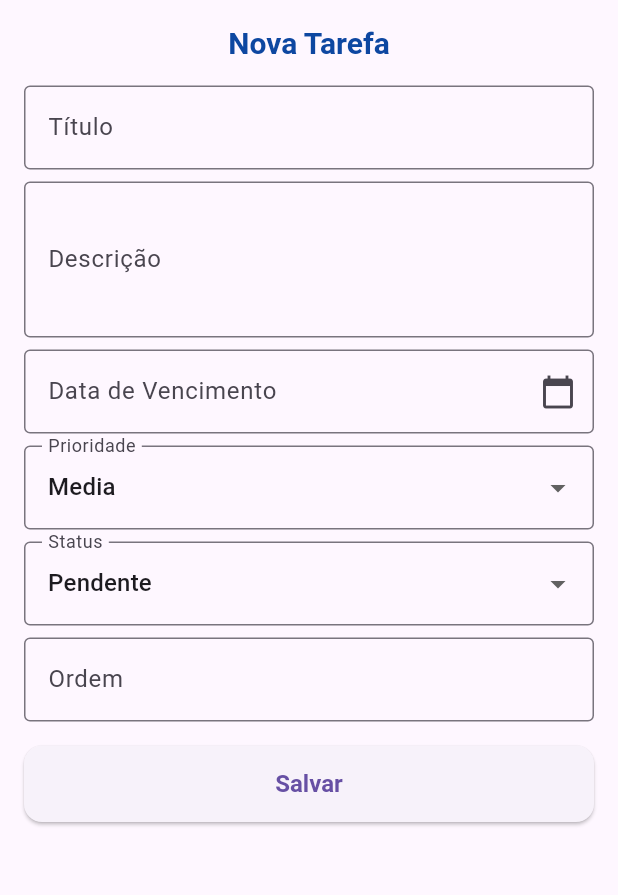
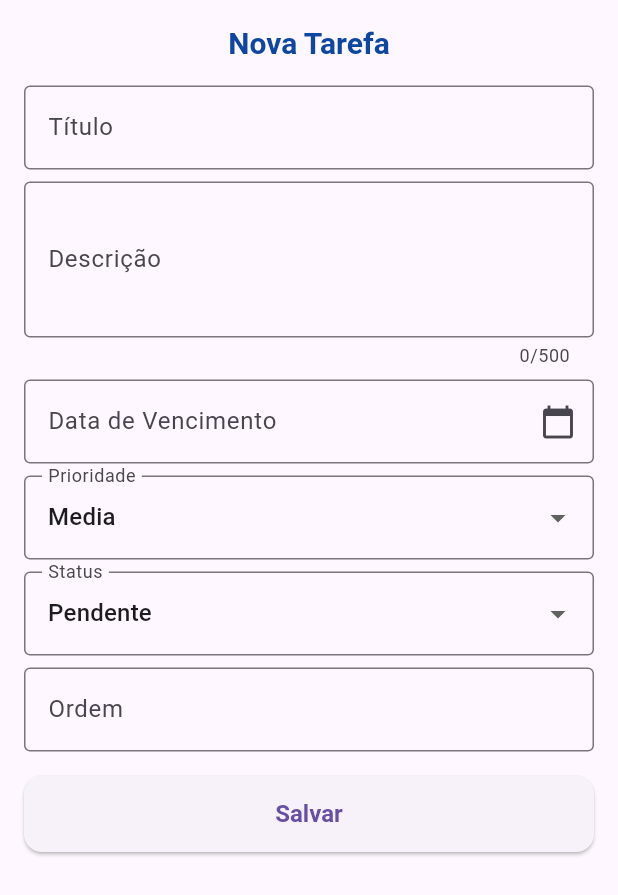
Before and after one commit to joaojvob/gerenciador-tarefas-app, a Flutter app: the TarefaForm widget shown alone on an empty page, opened directly with empty values, on a phone screen of 412 x 824 dp. Shown: the top 895 px of the screen. Run offline on Flutter 3.47's test engine with Material 3 defaults, Android fonts, the phone set to English and light mode, and no system bars; our stand-ins replace csv, open_file, pdf, permission_handler, shared_preferences; missing offline and left inert: universal_html; accounts and stored records are empty; network calls fail.

Commit message:
melhorias na implementacao

```diff
--- a/lib/models/tarefas.dart
+++ b/lib/models/tarefas.dart
@@ -1,34 +1,38 @@
+import 'package:intl/intl.dart';
+
 class Tarefa {
-  final int id;
+  final int? id;
   final String titulo;
   String? descricao;
   DateTime? dataVencimento;
   String? prioridade;
   String? status;
   final int? ordem;
-  final int userId;
+  final int? userId;
 
   Tarefa({
-    required this.id,
+    this.id,
     required this.titulo,
     this.descricao,
     this.dataVencimento,
     this.prioridade,
     this.status,
     this.ordem,
-    required this.userId,
+    this.userId,
   });
 
   factory Tarefa.fromJson(Map<String, dynamic> json) {
     return Tarefa(
-      id: json['id'],
-      titulo: json['titulo'],
+      id: json['id'] != null ? int.parse(json['id'].toString()) : null,
+      titulo: json['titulo'] ?? '',
       descricao: json['descricao'],
-      dataVencimento: json['data_vencimento'] != null ? DateTime.parse(json['data_vencimento']) : null,
-      prioridade: json['prioridade']?.toString().toLowerCase(),
-      status: json['status']?.toString().toLowerCase(),
-      ordem: json['ordem'],
-      userId: json['user_id'],
+      dataVencimento: json['data_vencimento'] != null
+          ? DateTime.parse(json['data_vencimento'])
+          : null,
+      prioridade: json['prioridade']?.toString(),
+      status: json['status']?.toString(),
+      ordem: json['ordem'] != null ? int.parse(json['ordem'].toString()) : null,
+      userId: json['user_id'] != null ? int.parse(json['user_id'].toString()) : null,
     );
   }
 
--- a/lib/view/tarefa_form.dart
+++ b/lib/view/tarefa_form.dart
@@ -26,27 +26,25 @@ class _TarefaFormState extends State<TarefaForm> {
     titulo = widget.tarefa?.titulo ?? '';
     descricao = widget.tarefa?.descricao;
     dataVencimento = widget.tarefa?.dataVencimento;
-    // Garante que prioridade seja um valor válido ou 'media'
-    prioridade = _normalizePrioridade(widget.tarefa?.prioridade) ?? 'media';
-    // Garante que status seja um valor válido ou 'pendente'
-    status = _normalizeStatus(widget.tarefa?.status) ?? 'pendente';
+    prioridade = _normalizePrioridade(widget.tarefa?.prioridade) ?? 'Media';
+    status = _normalizeStatus(widget.tarefa?.status) ?? 'Pendente';
     ordem = widget.tarefa?.ordem;
   }
 
   String? _normalizePrioridade(String? value) {
-    const validValues = ['baixa', 'media', 'alta'];
-    if (value != null && validValues.contains(value.toLowerCase())) {
-      return value.toLowerCase();
+    const validValues = ['Baixa', 'Media', 'Alta'];
+    if (value != null && validValues.contains(value)) {
+      return value;
     }
-    return null; // Retorna null se não for válido, permitindo o valor padrão
+    return 'Media';
   }
 
   String? _normalizeStatus(String? value) {
-    const validValues = ['pendente', 'em_andamento', 'concluida'];
-    if (value != null && validValues.contains(value.toLowerCase())) {
-      return value.toLowerCase();
+    const validValues = ['Pendente', 'Em Andamento', 'Concluida', 'Cancelada'];
+    if (value != null && validValues.contains(value)) {
+      return value;
     }
-    return null; // Retorna null se não for válido, permitindo o valor padrão
+    return 'Pendente';
   }
 
   @override
@@ -75,6 +73,7 @@ class _TarefaFormState extends State<TarefaForm> {
                 initialValue: descricao,
                 decoration: InputDecoration(labelText: 'Descrição', border: OutlineInputBorder()),
                 maxLines: 3,
+                maxLength: 500,
                 onChanged: (value) => descricao = value,
               ),
               SizedBox(height: 8),
@@ -114,15 +113,21 @@ class _TarefaFormState extends State<TarefaForm> {
               DropdownButtonFormField<String>(
                 value: prioridade,
                 decoration: InputDecoration(labelText: 'Prioridade', border: OutlineInputBorder()),
-                items: ['baixa', 'media', 'alta'].map((value) => DropdownMenuItem(value: value, child: Text(value.capitalize()))).toList(),
+                items: ['Baixa', 'Media', 'Alta']
+                    .map((value) => DropdownMenuItem(value: value, child: Text(value)))
+                    .toList(),
                 onChanged: (value) => setState(() => prioridade = value),
+                validator: (value) => value == null ? 'Selecione uma prioridade' : null,
               ),
               SizedBox(height: 8),
               DropdownButtonFormField<String>(
                 value: status,
                 decoration: InputDecoration(labelText: 'Status', border: OutlineInputBorder()),
-                items: ['pendente', 'em_andamento', 'concluida'].map((value) => DropdownMenuItem(value: value, child: Text(value.replaceAll('_', ' ').capitalize()))).toList(),
+                items: ['Pendente', 'Em Andamento', 'Concluida', 'Cancelada']
+                    .map((value) => DropdownMenuItem(value: value, child: Text(value)))
+                    .toList(),
                 onChanged: (value) => setState(() => status = value),
+                validator: (value) => value == null ? 'Selecione um status' : null,
               ),
               SizedBox(height: 8),
               TextFormField(
@@ -135,13 +140,14 @@ class _TarefaFormState extends State<TarefaForm> {
               ElevatedButton(
                 onPressed: () {
                   if (_formKey.currentState!.validate()) {
+                    _formKey.currentState!.save();
                     widget.onSave(Tarefa(
                       id: widget.tarefa?.id ?? 0,
                       titulo: titulo,
                       descricao: descricao,
                       dataVencimento: dataVencimento,
-                      prioridade: prioridade,
-                      status: status,
+                      prioridade: prioridade ?? 'Media',
+                      status: status ?? 'Pendente',
                       ordem: ordem,
                       userId: widget.tarefa?.userId ?? 0,
                     ));
```
Also changed, not shown: lib/main.dart (+7 -1 lines), lib/services/api_service.dart (+58 -22 lines), lib/services/export_service.dart (added, +139 -0 lines), lib/view/tela_tarefas.dart (+100 -5 lines), pubspec.yaml (+7 -0 lines), pubspec.lock, 5 other files.
